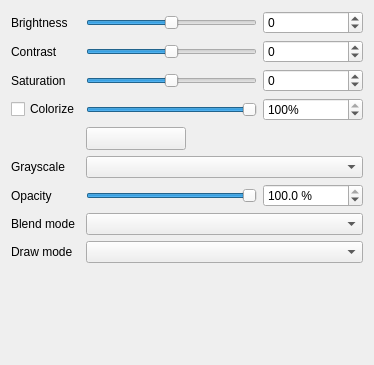
Qt form src/ui/effects/widget_coloreffects.ui (carsmie/QGIS) before a commit.
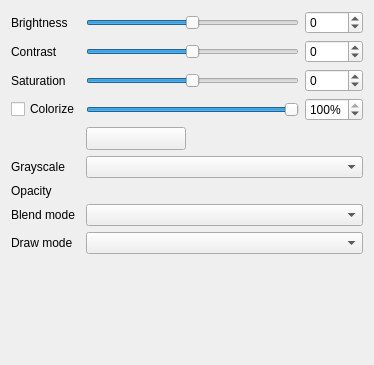
The same form after that commit. Custom widgets are drawn as their Qt base class.

Commit message: Use QgsOpacityWidget wherever appropriate

The edit to the form file:
```diff
--- a/src/ui/effects/widget_coloreffects.ui
+++ b/src/ui/effects/widget_coloreffects.ui
@@ -54,40 +54,6 @@
           </property>
          </widget>
         </item>
-        <item row="6" column="1">
-         <widget class="QSlider" name="mOpacitySlider">
-          <property name="enabled">
-           <bool>true</bool>
-          </property>
-          <property name="sizePolicy">
-           <sizepolicy hsizetype="Expanding" vsizetype="Fixed">
-            <horstretch>0</horstretch>
-            <verstretch>0</verstretch>
-           </sizepolicy>
-          </property>
-          <property name="minimumSize">
-           <size>
-            <width>50</width>
-            <height>0</height>
-           </size>
-          </property>
-          <property name="maximum">
-           <number>1000</number>
-          </property>
-          <property name="singleStep">
-           <number>10</number>
-          </property>
-          <property name="pageStep">
-           <number>100</number>
-          </property>
-          <property name="value">
-           <number>1000</number>
-          </property>
-          <property name="orientation">
-           <enum>Qt::Horizontal</enum>
-          </property>
-         </widget>
-        </item>
         <item row="3" column="1">
          <widget class="QSlider" name="mSliderColorizeStrength">
           <property name="maximum">
@@ -247,31 +213,6 @@
           </property>
          </widget>
         </item>
-        <item row="6" column="2">
-         <widget class="QgsDoubleSpinBox" name="mOpacitySpnBx">
-          <property name="enabled">
-           <bool>true</bool>
-          </property>
-          <property name="minimumSize">
-           <size>
-            <width>100</width>
-            <height>0</height>
-           </size>
-          </property>
-          <property name="suffix">
-           <string> %</string>
-          </property>
-          <property name="decimals">
-           <number>1</number>
-          </property>
-          <property name="maximum">
-           <double>100.000000000000000</double>
-          </property>
-          <property name="value">
-           <double>100.000000000000000</double>
-          </property>
-         </widget>
-        </item>
         <item row="0" column="2">
          <widget class="QgsSpinBox" name="mBrightnessSpinBox">
           <property name="minimum">
@@ -311,6 +252,13 @@
         <item row="5" column="1" colspan="2">
          <widget class="QComboBox" name="mGrayscaleCombo"/>
         </item>
+        <item row="6" column="1" colspan="2">
+         <widget class="QgsOpacityWidget" name="mOpacityWidget" native="true">
+          <property name="focusPolicy">
+           <enum>Qt::StrongFocus</enum>
+          </property>
+         </widget>
+        </item>
        </layout>
       </widget>
      </item>
@@ -338,11 +286,6 @@
    <header>qgscolorbutton.h</header>
    <container>1</container>
   </customwidget>
-  <customwidget>
-   <class>QgsDoubleSpinBox</class>
-   <extends>QDoubleSpinBox</extends>
-   <header>qgsdoublespinbox.h</header>
-  </customwidget>
   <customwidget>
    <class>QgsSpinBox</class>
    <extends>QSpinBox</extends>
@@ -358,6 +301,12 @@
    <extends>QComboBox</extends>
    <header>qgseffectdrawmodecombobox.h</header>
   </customwidget>
+  <customwidget>
+   <class>QgsOpacityWidget</class>
+   <extends>QWidget</extends>
+   <header>qgsopacitywidget.h</header>
+   <container>1</container>
+  </customwidget>
  </customwidgets>
  <tabstops>
   <tabstop>mSliderBrightness</tabstop>
```
Left out of the diff: 3 changed lines with no effect on the pictures. The commit also changes 31 other files.
